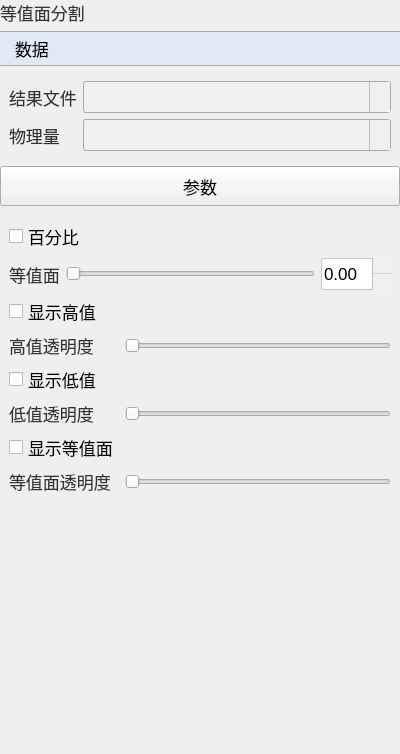
First picture: the form in plugins/Base_PostProcessing/IsosurfaceSegmentationWidget.ui, repository asd977/base_cae, before the edit.
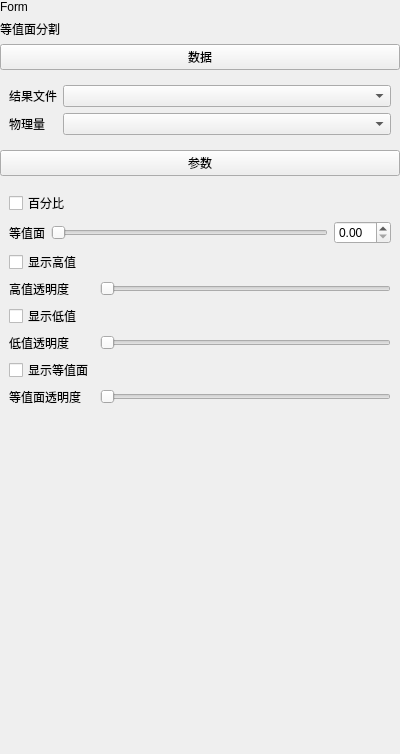
Second picture: the form after the edit. Icons and pictures are not drawn.

Commit message: fix(ui): place verticalSpacer at page root layout end

Diff of the .ui file:
```diff
--- a/plugins/Base_PostProcessing/IsosurfaceSegmentationWidget.ui
+++ b/plugins/Base_PostProcessing/IsosurfaceSegmentationWidget.ui
@@ -13,104 +13,6 @@
   <property name="windowTitle">
    <string>Form</string>
   </property>
-  <property name="styleSheet">
-   <string notr="true">QWidget{
-font-family: &quot;Microsoft YaHei&quot;, &quot;微软雅黑&quot;;
-}
-QPushButton {
-    font-size: 17px;
-    min-height: 32px;
-}
-QPushButton#pushButton {
-    background-color: rgb(224, 233, 244);
-    border-width: 1px;
-    border-color: rgb(121, 121, 121);
-    border-style: solid;
-    min-height: 33px;
-    border-top: 1px solid rgb(169, 169, 169);
-    border-bottom: 1px solid rgb(169, 169, 169);
-    border-left: none;
-    border-right: none;
-    text-align: left;
-    padding-left: 15px;
-    font-size: 17px;
-}
-QLabel {
-    font-size: 17px;
-    color: rgb(51, 51, 51);
-}
-QLabel#pageNameLabel {
-    font-size: 20px;
-    padding-left: 9px;
-    color: rgb(53, 103, 147);
-}
-QLineEdit, QTextEdit, QPlainTextEdit, QSpinBox, QDoubleSpinBox, QDateTimeEdit {
-    border: 1px solid rgb(200, 200, 200);
-    border-radius: 2px;
-    font-size: 17px;
-    min-height: 30px;
-}
-QLineEdit:focus, QTextEdit:focus, QPlainTextEdit:focus,
-QSpinBox:focus, QDoubleSpinBox:focus, QDateTimeEdit:focus {
-    border-color: rgb(100, 100, 255);
-    outline: none;
-}
-QComboBox {
-    font-size: 17px;
-    color: rgb(51, 51, 51);
-    padding-left: 6px;
-    background: rgb(240, 240, 240);
-    border: 1px solid rgb(169, 169, 169);
-    border-radius: 3px;
-    min-height: 30px;
-}
-QComboBox::drop-down {
-    subcontrol-origin: padding;
-    subcontrol-position: top right;
-    width: 20px;
-    background: rgb(240, 240, 240);
-    border-left: 1px solid rgb(190, 190, 190);
-}
-QComboBox::down-arrow {
-    image: url(:/resources/arrow_down_drawn.svg);
-    width: 12px;
-    height: 12px;
-}
-QSpinBox::up-button, QDoubleSpinBox::up-button {
-    subcontrol-origin: border;
-    subcontrol-position: top right;
-    width: 18px;
-    border-left: 1px solid rgb(190, 190, 190);
-    border-bottom: 1px solid rgb(210, 210, 210);
-    background: rgb(240, 240, 240);
-}
-QSpinBox::down-button, QDoubleSpinBox::down-button {
-    subcontrol-origin: border;
-    subcontrol-position: bottom right;
-    width: 18px;
-    border-left: 1px solid rgb(190, 190, 190);
-    background: rgb(240, 240, 240);
-}
-QSpinBox::up-arrow, QDoubleSpinBox::up-arrow {
-    image: url(:/resources/arrow_up_drawn.svg);
-    width: 10px;
-    height: 10px;
-}
-QSpinBox::down-arrow, QDoubleSpinBox::down-arrow {
-    image: url(:/resources/arrow_down_drawn.svg);
-    width: 10px;
-    height: 10px;
-}
-QRadioButton, QCheckBox, QGroupBox {
-    font-size: 17px;
-}
-QTableWidget, QTreeWidget, QListWidget {
-    font-size: 16px;
-    gridline-color: rgb(210, 210, 210);
-}
-
-</string>
-  </property>
   <layout class="QVBoxLayout" name="verticalLayout">
    <property name="leftMargin">
     <number>0</number>
@@ -124,7 +26,14 @@
    <property name="bottomMargin">
     <number>0</number>
    </property>
-   <item>
+      <item>
+    <widget class="QLabel" name="pageNameLabel">
+     <property name="text">
+      <string>Form</string>
+     </property>
+    </widget>
+   </item>
+<item>
     <widget class="QLabel" name="label">
      <property name="text">
       <string>等值面分割</string>
```
Left out of the diff: 12 changed lines with no effect on the pictures. The commit also changes 45 other files.
